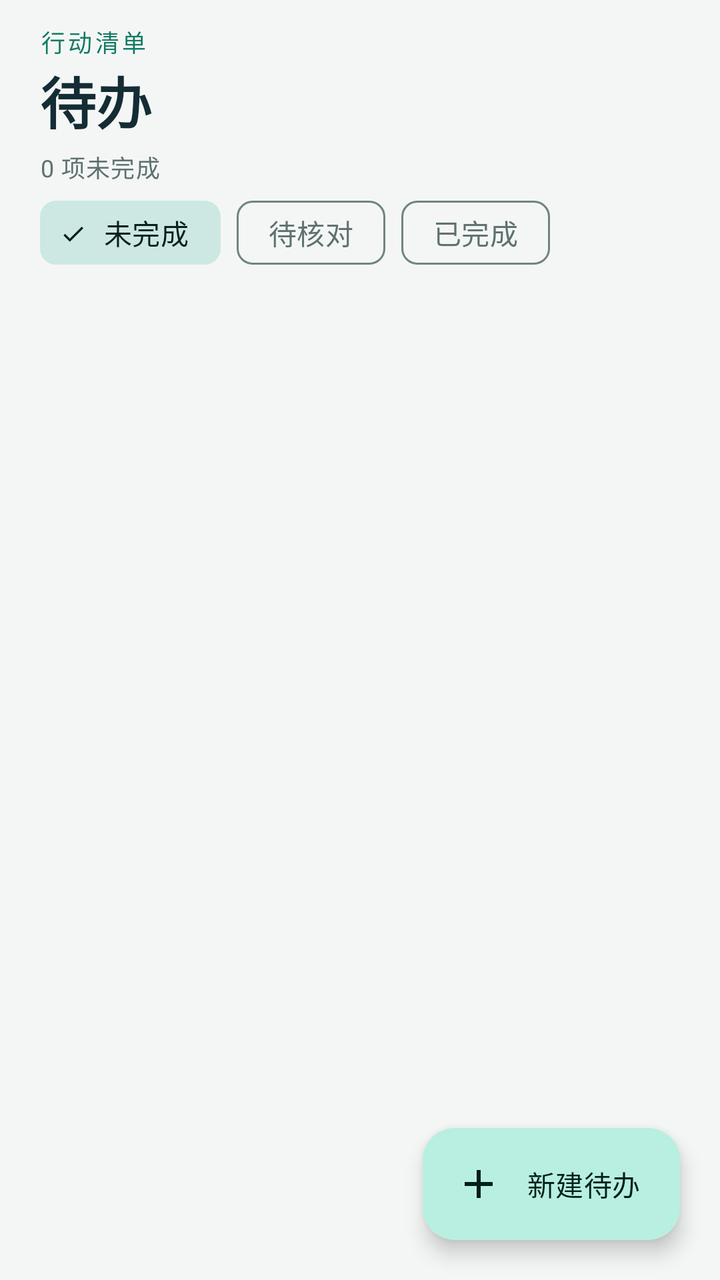
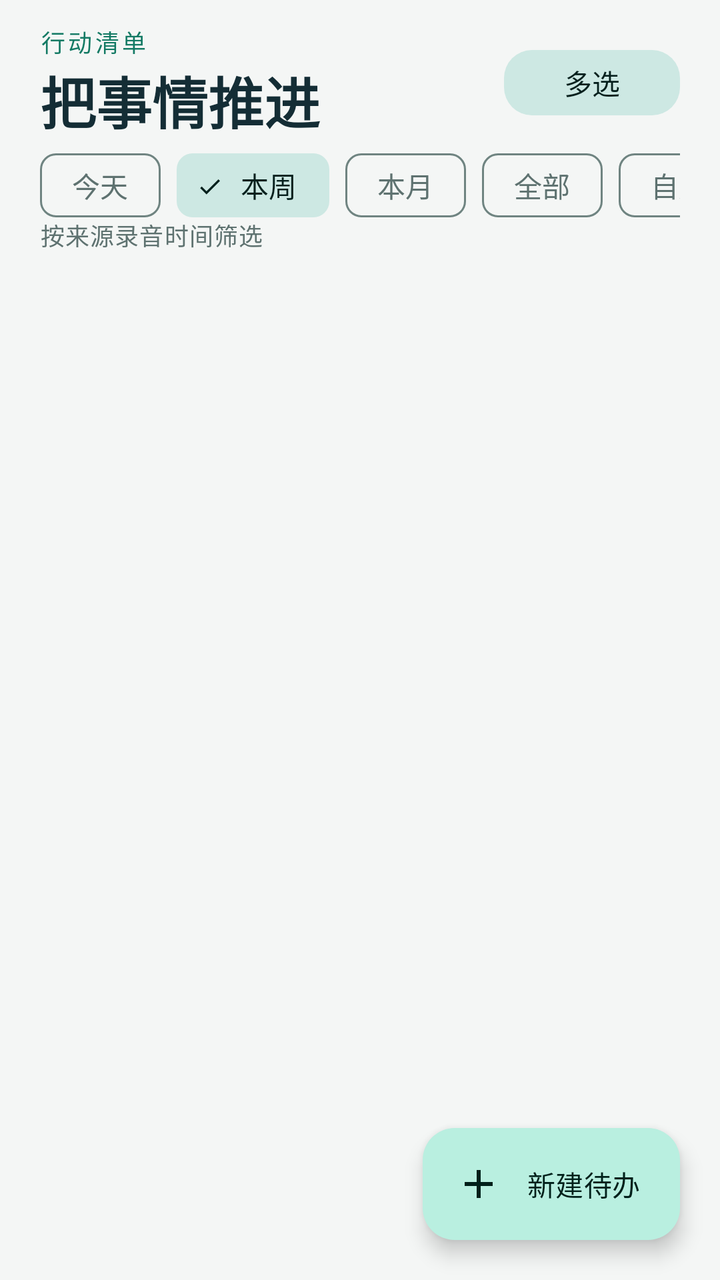

Screens rendered from an Android XML layout before and after an edit, with the pre-edit source and the edit as a unified diff.
<!-- AndroidManifest.xml: application theme AppTheme -->
<!-- res/layout/fragment_todos.xml -->
<?xml version="1.0" encoding="utf-8"?>
<androidx.coordinatorlayout.widget.CoordinatorLayout xmlns:android="http://schemas.android.com/apk/res/android"
    xmlns:app="http://schemas.android.com/apk/res-auto"
    android:layout_width="match_parent"
    android:layout_height="match_parent">

    <LinearLayout
        android:layout_width="match_parent"
        android:layout_height="match_parent"
        android:orientation="vertical">

        <LinearLayout
            android:layout_width="match_parent"
            android:layout_height="wrap_content"
            android:orientation="vertical"
            android:paddingHorizontal="@dimen/page_padding"
            android:paddingTop="12dp">

            <TextView
                style="@style/Text.Eyebrow"
                android:layout_width="wrap_content"
                android:layout_height="wrap_content"
                android:text="行动清单" />

            <TextView
                style="@style/Text.PageTitle"
                android:layout_width="match_parent"
                android:layout_height="wrap_content"
                android:text="待办" />

            <TextView
                android:id="@+id/tvSummary"
                style="@style/Text.Muted"
                android:layout_width="match_parent"
                android:layout_height="wrap_content"
                android:layout_marginTop="4dp"
                android:text="0 项未完成" />

            <HorizontalScrollView
                android:layout_width="match_parent"
                android:layout_height="wrap_content"
                android:layout_marginTop="8dp"
                android:scrollbars="none">

                <com.google.android.material.chip.ChipGroup
                    android:id="@+id/filters"
                    android:layout_width="wrap_content"
                    android:layout_height="wrap_content"
                    app:selectionRequired="true"
                    app:singleLine="true"
                    app:singleSelection="true">

                    <com.google.android.material.chip.Chip
                        android:id="@+id/filterOpen"
                        style="@style/Chip.Filter"
                        android:layout_width="wrap_content"
                        android:layout_height="wrap_content"
                        android:checked="true"
                        android:text="未完成" />

                    <com.google.android.material.chip.Chip
                        android:id="@+id/filterReview"
                        style="@style/Chip.Filter"
                        android:layout_width="wrap_content"
                        android:layout_height="wrap_content"
                        android:text="待核对" />

                    <com.google.android.material.chip.Chip
                        android:id="@+id/filterDone"
                        style="@style/Chip.Filter"
                        android:layout_width="wrap_content"
                        android:layout_height="wrap_content"
                        android:text="已完成" />
                </com.google.android.material.chip.ChipGroup>
            </HorizontalScrollView>
        </LinearLayout>

        <FrameLayout
            android:layout_width="match_parent"
            android:layout_height="0dp"
            android:layout_weight="1">

            <androidx.recyclerview.widget.RecyclerView
                android:id="@+id/list"
                android:layout_width="match_parent"
                android:layout_height="match_parent"
                android:clipToPadding="false"
                android:paddingHorizontal="@dimen/page_padding"
                android:paddingBottom="96dp" />

            <include
                android:id="@+id/empty"
                layout="@layout/view_empty"
                android:layout_width="match_parent"
                android:layout_height="wrap_content"
                android:visibility="gone" />
        </FrameLayout>
    </LinearLayout>

    <com.google.android.material.floatingactionbutton.ExtendedFloatingActionButton
        android:id="@+id/fab"
        android:layout_width="wrap_content"
        android:layout_height="wrap_content"
        android:layout_gravity="bottom|end"
        android:layout_margin="20dp"
        android:text="@string/action_new_todo"
        app:icon="@drawable/ic_add" />
</androidx.coordinatorlayout.widget.CoordinatorLayout>
<!-- res/layout/view_empty.xml (included above) -->
<?xml version="1.0" encoding="utf-8"?>
<LinearLayout xmlns:android="http://schemas.android.com/apk/res/android"
    xmlns:app="http://schemas.android.com/apk/res-auto"
    android:layout_width="match_parent"
    android:layout_height="wrap_content"
    android:gravity="center_horizontal"
    android:orientation="vertical"
    android:paddingHorizontal="32dp"
    android:paddingVertical="40dp">

    <ImageView
        android:id="@+id/icon"
        android:layout_width="56dp"
        android:layout_height="56dp"
        android:background="@drawable/bg_circle_tonal"
        android:contentDescription="@null"
        android:padding="14dp"
        android:src="@drawable/ic_library"
        app:tint="?attr/colorPrimary" />

    <TextView
        android:id="@+id/tvTitle"
        style="@style/Text.SectionTitle"
        android:layout_width="wrap_content"
        android:layout_height="wrap_content"
        android:layout_marginTop="14dp"
        android:text="@string/empty_recordings_title" />

    <TextView
        android:id="@+id/tvBody"
        style="@style/Text.Muted"
        android:layout_width="wrap_content"
        android:layout_height="wrap_content"
        android:layout_marginTop="6dp"
        android:gravity="center"
        android:text="@string/empty_recordings_body" />
</LinearLayout>
<!-- resources referenced by this layout -->
<resources>
  <dimen name="page_padding">20dp</dimen>
  <string name="action_new_todo">新建待办</string>
  <string name="empty_recordings_body">导入一段录音、在应用内录音，或把系统录音机的文件分享到录音助手。</string>
  <string name="empty_recordings_title">还没有录音记录</string>
  <style name="Chip.Filter" parent="Widget.Material3.Chip.Filter">
          <item name="ensureMinTouchTargetSize">false</item>
      </style>
  <style name="Text.Muted" parent="TextAppearance.Material3.BodySmall">
          <item name="android:textColor">?attr/colorOnSurfaceVariant</item>
          <item name="android:lineSpacingMultiplier">1.2</item>
      </style>
  <style name="Text.PageTitle" parent="TextAppearance.Material3.HeadlineMedium">
          <item name="android:textColor">?attr/colorOnSurface</item>
          <item name="android:textStyle">bold</item>
      </style>
  <style name="Text.SectionTitle" parent="TextAppearance.Material3.TitleMedium">
          <item name="android:textColor">?attr/colorOnSurface</item>
          <item name="android:textStyle">bold</item>
      </style>
  <color name="md_primary">#137A64</color>
  <color name="md_on_primary">#FFFFFF</color>
  <color name="md_primary_container">#B9EFE0</color>
  <color name="md_on_primary_container">#00201A</color>
  <color name="md_secondary">#4B6360</color>
  <color name="md_on_secondary">#FFFFFF</color>
  <color name="md_secondary_container">#CDE8E3</color>
  <color name="md_on_secondary_container">#06201D</color>
  <color name="md_tertiary">#8A5A00</color>
  <color name="md_on_tertiary">#FFFFFF</color>
  <color name="md_tertiary_container">#FFDEA6</color>
  <color name="md_on_tertiary_container">#2B1900</color>
  <color name="md_error">#BA1A1A</color>
  <color name="md_on_error">#FFFFFF</color>
  <color name="md_error_container">#FFDAD6</color>
  <color name="md_on_error_container">#410002</color>
  <color name="md_background">#F4F6F5</color>
  <color name="md_on_background">#142D35</color>
  <color name="md_surface">#F4F6F5</color>
  <color name="md_on_surface">#142D35</color>
  <color name="md_surface_variant">#DFE5E4</color>
  <color name="md_on_surface_variant">#5E7270</color>
  <color name="md_outline">#6F8481</color>
  <color name="md_outline_variant">#C3D0CD</color>
  <color name="md_surface_container_lowest">#FFFFFF</color>
  <color name="md_surface_container_low">#EEF2F1</color>
  <color name="md_surface_container">#E8EDEC</color>
  <color name="md_surface_container_high">#E2E8E7</color>
  <color name="md_surface_container_highest">#DCE2E1</color>
  <color name="md_inverse_surface">#1D2D34</color>
  <color name="md_inverse_on_surface">#EBF4F1</color>
  <color name="md_inverse_primary">#77D8BC</color>
  <style name="AppDialog" parent="ThemeOverlay.Material3.MaterialAlertDialog">
          <item name="shapeAppearanceOverlay">@style/Shape.Dialog</item>
      </style>
  <style name="AppBottomSheet" parent="ThemeOverlay.Material3.BottomSheetDialog">
          <item name="bottomSheetStyle">@style/AppBottomSheetStyle</item>
      </style>
  <style name="Shape.Dialog" parent="">
          <item name="cornerFamily">rounded</item>
          <item name="cornerSize">24dp</item>
      </style>
  <style name="Shape.Sheet" parent="">
          <item name="cornerFamily">rounded</item>
          <item name="cornerSizeTopLeft">28dp</item>
          <item name="cornerSizeTopRight">28dp</item>
      </style>
  <!-- unchanged entries left out for length: 6 -->
</resources>

<!-- the commit's change to res/layout/fragment_todos.xml (unified diff, before → after) -->
@@ -16,34 +16,48 @@
             android:paddingHorizontal="@dimen/page_padding"
             android:paddingTop="12dp">
 
-            <TextView
-                style="@style/Text.Eyebrow"
-                android:layout_width="wrap_content"
-                android:layout_height="wrap_content"
-                android:text="行动清单" />
-
-            <TextView
-                style="@style/Text.PageTitle"
-                android:layout_width="match_parent"
-                android:layout_height="wrap_content"
-                android:text="待办" />
-
-            <TextView
-                android:id="@+id/tvSummary"
-                style="@style/Text.Muted"
-                android:layout_width="match_parent"
-                android:layout_height="wrap_content"
-                android:layout_marginTop="4dp"
-                android:text="0 项未完成" />
+            <LinearLayout
+                android:layout_width="match_parent"
+                android:layout_height="wrap_content"
+                android:gravity="center_vertical"
+                android:orientation="horizontal">
+
+                <LinearLayout
+                    android:layout_width="0dp"
+                    android:layout_height="wrap_content"
+                    android:layout_weight="1"
+                    android:orientation="vertical">
+
+                    <TextView
+                        style="@style/Text.Eyebrow"
+                        android:layout_width="wrap_content"
+                        android:layout_height="wrap_content"
+                        android:text="行动清单" />
+
+                    <TextView
+                        style="@style/Text.PageTitle"
+                        android:layout_width="match_parent"
+                        android:layout_height="wrap_content"
+                        android:text="把事情推进" />
+                </LinearLayout>
+
+                <com.google.android.material.button.MaterialButton
+                    android:id="@+id/btnMulti"
+                    style="@style/Button.Tonal"
+                    android:layout_width="wrap_content"
+                    android:layout_height="wrap_content"
+                    android:minHeight="40dp"
+                    android:text="多选" />
+            </LinearLayout>
 
             <HorizontalScrollView
                 android:layout_width="match_parent"
                 android:layout_height="wrap_content"
-                android:layout_marginTop="8dp"
+                android:layout_marginTop="6dp"
                 android:scrollbars="none">
 
                 <com.google.android.material.chip.ChipGroup
-                    android:id="@+id/filters"
+                    android:id="@+id/timeFilters"
                     android:layout_width="wrap_content"
                     android:layout_height="wrap_content"
                     app:selectionRequired="true"
@@ -51,28 +65,49 @@
                     app:singleSelection="true">
 
                     <com.google.android.material.chip.Chip
-                        android:id="@+id/filterOpen"
+                        android:id="@+id/timeToday"
+                        style="@style/Chip.Filter"
+                        android:layout_width="wrap_content"
+                        android:layout_height="wrap_content"
+                        android:text="今天" />
+
+                    <com.google.android.material.chip.Chip
+                        android:id="@+id/timeWeek"
                         style="@style/Chip.Filter"
                         android:layout_width="wrap_content"
                         android:layout_height="wrap_content"
                         android:checked="true"
-                        android:text="未完成" />
-
-                    <com.google.android.material.chip.Chip
-                        android:id="@+id/filterReview"
-                        style="@style/Chip.Filter"
-                        android:layout_width="wrap_content"
-                        android:layout_height="wrap_content"
-                        android:text="待核对" />
-
-                    <com.google.android.material.chip.Chip
-                        android:id="@+id/filterDone"
-                        style="@style/Chip.Filter"
-                        android:layout_width="wrap_content"
-                        android:layout_height="wrap_content"
-                        android:text="已完成" />
+                        android:text="本周" />
+
+                    <com.google.android.material.chip.Chip
+                        android:id="@+id/timeMonth"
+                        style="@style/Chip.Filter"
+                        android:layout_width="wrap_content"
+                        android:layout_height="wrap_content"
+                        android:text="本月" />
+
+                    <com.google.android.material.chip.Chip
+                        android:id="@+id/timeAll"
+                        style="@style/Chip.Filter"
+                        android:layout_width="wrap_content"
+                        android:layout_height="wrap_content"
+                        android:text="全部" />
+
+                    <com.google.android.material.chip.Chip
+                        android:id="@+id/timeCustom"
+                        style="@style/Chip.Filter"
+                        android:layout_width="wrap_content"
+                        android:layout_height="wrap_content"
+                        android:text="自定义" />
                 </com.google.android.material.chip.ChipGroup>
             </HorizontalScrollView>
+
+            <TextView
+                android:id="@+id/tvRange"
+                style="@style/Text.Muted"
+                android:layout_width="match_parent"
+                android:layout_height="wrap_content"
+                android:text="按来源录音时间筛选" />
         </LinearLayout>
 
         <FrameLayout
@@ -95,6 +130,65 @@
                 android:layout_height="wrap_content"
                 android:visibility="gone" />
         </FrameLayout>
+
+        <LinearLayout
+            android:id="@+id/batchBar"
+            android:layout_width="match_parent"
+            android:layout_height="wrap_content"
+            android:background="?attr/colorSurfaceContainerHigh"
+            android:orientation="vertical"
+            android:paddingHorizontal="12dp"
+            android:paddingTop="8dp"
+            android:paddingBottom="4dp"
+            android:visibility="gone">
+
+            <TextView
+                android:id="@+id/tvSelected"
+                style="@style/Text.Label"
+                android:layout_width="match_parent"
+                android:layout_height="wrap_content"
+                android:paddingHorizontal="8dp"
+                android:text="已选 0 件" />
+
+            <LinearLayout
+                android:layout_width="match_parent"
+                android:layout_height="wrap_content"
+                android:orientation="horizontal">
+
+                <com.google.android.material.button.MaterialButton
+                    android:id="@+id/btnBatchDone"
+                    style="@style/Button.Text"
+                    android:layout_width="0dp"
+                    android:layout_height="wrap_content"
+                    android:layout_weight="1"
+                    android:text="完成" />
+
+                <com.google.android.material.button.MaterialButton
+                    android:id="@+id/btnBatchPostpone"
+                    style="@style/Button.Text"
+                    android:layout_width="0dp"
+                    android:layout_height="wrap_content"
+                    android:layout_weight="1"
+                    android:text="推迟" />
+
+                <com.google.android.material.button.MaterialButton
+                    android:id="@+id/btnBatchCategory"
+                    style="@style/Button.Text"
+                    android:layout_width="0dp"
+                    android:layout_height="wrap_content"
+                    android:layout_weight="1"
+                    android:text="分类" />
+
+                <com.google.android.material.button.MaterialButton
+                    android:id="@+id/btnBatchIgnore"
+                    style="@style/Button.Text"
+                    android:layout_width="0dp"
+                    android:layout_height="wrap_content"
+                    android:layout_weight="1"
+                    android:textColor="?attr/colorError"
+                    android:text="忽略" />
+            </LinearLayout>
+        </LinearLayout>
     </LinearLayout>
 
     <com.google.android.material.floatingactionbutton.ExtendedFloatingActionButton
<!-- resource entries referenced after the edit -->
@@ -4,8 +4,18 @@
   <string name="action_new_todo">新建待办</string>
   <string name="empty_recordings_body">导入一段录音、在应用内录音，或把系统录音机的文件分享到录音助手。</string>
   <string name="empty_recordings_title">还没有录音记录</string>
+  <style name="Button.Text" parent="Widget.Material3.Button.TextButton">
+          <item name="cornerRadius">14dp</item>
+      </style>
+  <style name="Button.Tonal" parent="Widget.Material3.Button.TonalButton">
+          <item name="cornerRadius">14dp</item>
+          <item name="android:minHeight">48dp</item>
+      </style>
   <style name="Chip.Filter" parent="Widget.Material3.Chip.Filter">
           <item name="ensureMinTouchTargetSize">false</item>
+      </style>
+  <style name="Text.Label" parent="TextAppearance.Material3.LabelLarge">
+          <item name="android:textColor">?attr/colorOnSurfaceVariant</item>
       </style>
   <style name="Text.Muted" parent="TextAppearance.Material3.BodySmall">
           <item name="android:textColor">?attr/colorOnSurfaceVariant</item>
